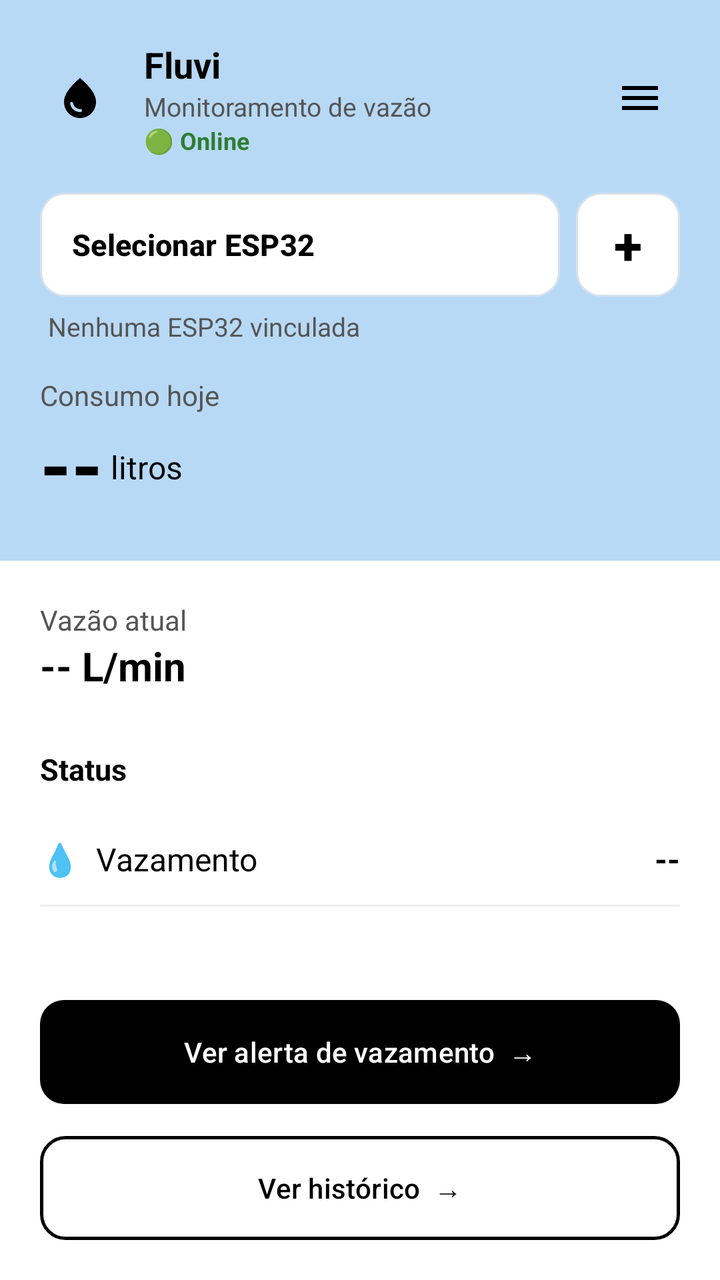
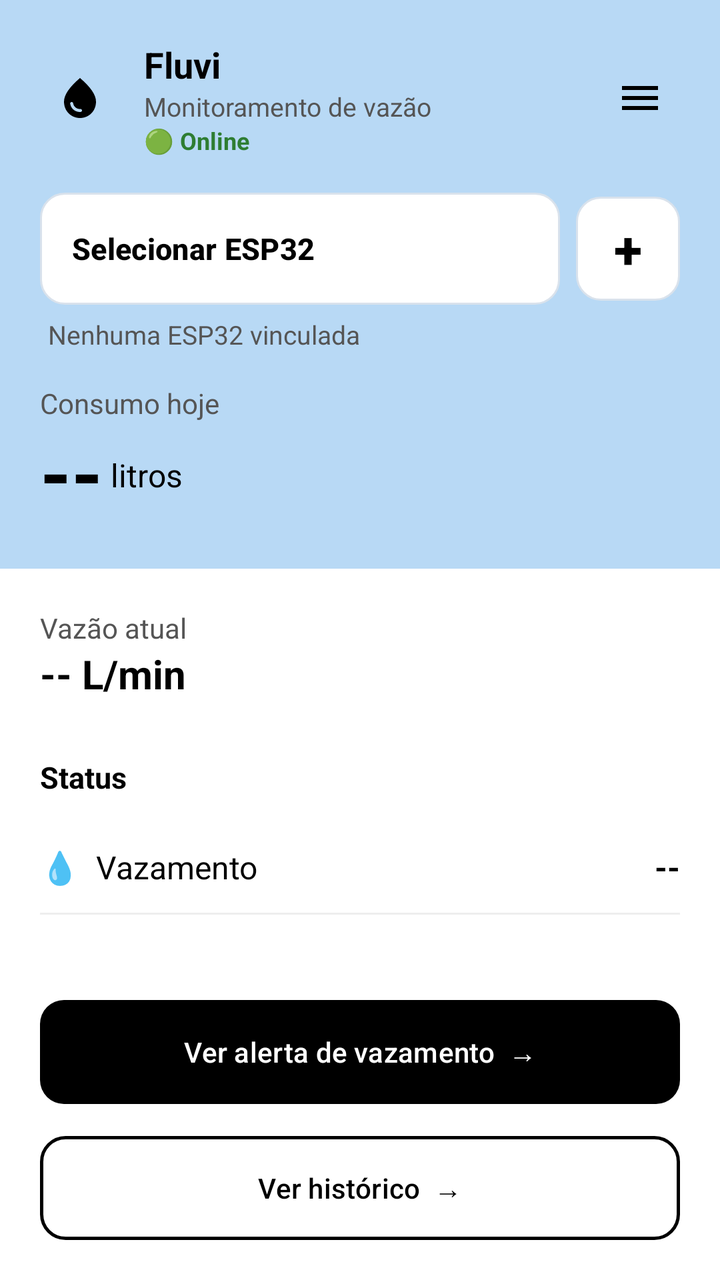

Before-and-after screenshots of an Android layout around one commit, followed by the original layout XML and the change that was made.
<!-- AndroidManifest.xml: application theme Theme.Bombadagua -->
<!-- res/layout/activity_main_fullscreen.xml -->
<?xml version="1.0" encoding="utf-8"?>
<androidx.drawerlayout.widget.DrawerLayout
    xmlns:android="http://schemas.android.com/apk/res/android"
    xmlns:app="http://schemas.android.com/apk/res-auto"
    xmlns:tools="http://schemas.android.com/tools"
    android:id="@+id/drawerLayout"
    android:layout_width="match_parent"
    android:layout_height="match_parent">

    
    
    

    <androidx.constraintlayout.widget.ConstraintLayout
        android:id="@+id/main"
        android:layout_width="match_parent"
        android:layout_height="match_parent"
        android:background="#FFFFFF"
        tools:context=".activities.MainActivity">

        <LinearLayout
            android:layout_width="match_parent"
            android:layout_height="match_parent"
            android:orientation="vertical">

            
            
            

            <LinearLayout
                android:layout_width="match_parent"
                android:layout_height="wrap_content"
                android:orientation="vertical"
                android:background="#B8D9F5"
                android:padding="20dp">



                <LinearLayout
                    android:layout_width="match_parent"
                    android:layout_height="wrap_content"
                    android:orientation="horizontal"
                    android:gravity="center_vertical">

                    <LinearLayout
                        android:layout_width="0dp"
                        android:layout_weight="1"
                        android:layout_height="wrap_content"
                        android:orientation="horizontal"
                        android:gravity="center_vertical">

                        <ImageView
                            android:layout_width="40dp"
                            android:layout_height="40dp"
                            android:src="@drawable/ic_gota"
                            android:background="@drawable/bg_icon_white"
                            android:padding="8dp" />

                        <LinearLayout
                            android:layout_width="wrap_content"
                            android:layout_height="wrap_content"
                            android:orientation="vertical"
                            android:layout_marginStart="12dp">

                            <TextView
                                android:id="@+id/tvNomeApp"
                                android:layout_width="wrap_content"
                                android:layout_height="wrap_content"
                                android:text="Fluvi"
                                android:textSize="18sp"
                                android:textColor="#000000"
                                android:textStyle="bold" />

                            <TextView
                                android:layout_width="wrap_content"
                                android:layout_height="wrap_content"
                                android:text="Monitoramento de vazão"
                                android:textSize="13sp"
                                android:textColor="#555555" />

                            <TextView
                                android:id="@+id/tvStatusEsp"
                                android:layout_width="wrap_content"
                                android:layout_height="wrap_content"
                                android:text="🟢 Online"
                                android:textSize="12sp"
                                android:textStyle="bold"
                                android:textColor="#2E7D32" />

                        </LinearLayout>

                    </LinearLayout>

                    

                    <ImageView
                        android:id="@+id/btnMenu"
                        android:layout_width="40dp"
                        android:layout_height="40dp"
                        android:padding="8dp"
                        android:src="@drawable/ic_menu"
                        android:background="?attr/selectableItemBackgroundBorderless"
                        android:clickable="true"
                        android:focusable="true"
                        android:contentDescription="Abrir menu" />

                </LinearLayout>


                
                
                

                <LinearLayout
                    android:layout_width="match_parent"
                    android:layout_height="wrap_content"
                    android:orientation="horizontal"
                    android:gravity="center_vertical"
                    android:layout_marginTop="18dp">

                    

                    <Button
                        android:id="@+id/btnSelecionarEsp32"
                        android:layout_width="0dp"
                        android:layout_height="52dp"
                        android:layout_weight="1"
                        android:text="Selecionar ESP32"
                        android:textSize="15sp"
                        android:textStyle="bold"
                        android:textColor="#000000"
                        android:textAllCaps="false"
                        android:gravity="center_vertical|start"
                        android:paddingStart="16dp"
                        android:paddingEnd="16dp"
                        android:background="@drawable/bg_botao_branco"
                        app:backgroundTint="@null"
                        android:insetTop="0dp"
                        android:insetBottom="0dp" />

                    

                    <Button
                        android:id="@+id/btnAdicionarEsp32"
                        android:layout_width="52dp"
                        android:layout_height="52dp"
                        android:layout_marginStart="8dp"
                        android:text="+"
                        android:textSize="26sp"
                        android:textStyle="bold"
                        android:textColor="#000000"
                        android:textAllCaps="false"
                        android:gravity="center"
                        android:padding="0dp"
                        android:background="@drawable/bg_botao_branco"
                        app:backgroundTint="@null"
                        android:insetTop="0dp"
                        android:insetBottom="0dp"
                        android:contentDescription="Adicionar ESP32" />

                </LinearLayout>


                

                <TextView
                    android:id="@+id/tvDispositivoSelecionado"
                    android:layout_width="match_parent"
                    android:layout_height="wrap_content"
                    android:text="Nenhuma ESP32 vinculada"
                    android:textSize="13sp"
                    android:textColor="#555555"
                    android:layout_marginTop="6dp"
                    android:paddingStart="4dp" />


                
                
                

                <TextView
                    android:layout_width="wrap_content"
                    android:layout_height="wrap_content"
                    android:text="Consumo hoje"
                    android:layout_marginTop="16dp"
                    android:textColor="#555555" />

                <LinearLayout
                    android:layout_width="wrap_content"
                    android:layout_height="wrap_content"
                    android:orientation="horizontal"
                    android:gravity="bottom">

                    <TextView
                        android:id="@+id/tvConsumoHoje"
                        android:layout_width="wrap_content"
                        android:layout_height="wrap_content"
                        android:text="--"
                        android:textSize="40sp"
                        android:textColor="#000000"
                        android:textStyle="bold" />

                    <TextView
                        android:layout_width="wrap_content"
                        android:layout_height="wrap_content"
                        android:text=" litros"
                        android:textSize="16sp"
                        android:textColor="#000000"
                        android:layout_marginBottom="8dp" />

                </LinearLayout>

            </LinearLayout>


            
            
            

            <LinearLayout
                android:layout_width="match_parent"
                android:layout_height="wrap_content"
                android:orientation="vertical"
                android:background="#FFFFFF"
                android:padding="20dp">

                <TextView
                    android:layout_width="wrap_content"
                    android:layout_height="wrap_content"
                    android:text="Vazão atual"
                    android:textColor="#555555"
                    android:textSize="14sp" />

                <TextView
                    android:id="@+id/tvVazaoAtual"
                    android:layout_width="wrap_content"
                    android:layout_height="wrap_content"
                    android:text="-- L/min"
                    android:textSize="20sp"
                    android:textColor="#000000"
                    android:textStyle="bold" />

            </LinearLayout>


            
            
            

            <LinearLayout
                android:layout_width="match_parent"
                android:layout_height="0dp"
                android:layout_weight="1"
                android:orientation="vertical"
                android:background="#FFFFFF"
                android:paddingStart="20dp"
                android:paddingEnd="20dp"
                android:paddingTop="8dp"
                android:paddingBottom="20dp">

                <TextView
                    android:layout_width="wrap_content"
                    android:layout_height="wrap_content"
                    android:text="Status"
                    android:textStyle="bold"
                    android:textColor="#000000"
                    android:textSize="15sp"
                    android:layout_marginBottom="12dp" />


                

                <LinearLayout
                    android:id="@+id/layoutAlertaVazamento"
                    android:layout_width="match_parent"
                    android:layout_height="wrap_content"
                    android:orientation="horizontal"
                    android:paddingTop="12dp"
                    android:paddingBottom="12dp"
                    android:gravity="center_vertical">

                    <TextView
                        android:layout_width="0dp"
                        android:layout_weight="1"
                        android:layout_height="wrap_content"
                        android:text="💧  Vazamento"
                        android:textColor="#000000"
                        android:textSize="16sp" />

                    <TextView
                        android:id="@+id/tvStatusVazamento"
                        android:layout_width="wrap_content"
                        android:layout_height="wrap_content"
                        android:text="--"
                        android:textColor="#000000"
                        android:textSize="16sp"
                        android:textStyle="bold" />

                </LinearLayout>


                <View
                    android:layout_width="match_parent"
                    android:layout_height="1dp"
                    android:background="#EEEEEE" />


                

                <View
                    android:layout_width="match_parent"
                    android:layout_height="0dp"
                    android:layout_weight="1" />


                

                <Button
                    android:id="@+id/btnVerAlerta"
                    android:layout_width="match_parent"
                    android:layout_height="52dp"
                    android:text="Ver alerta de vazamento  →"
                    android:background="@drawable/bg_botao_preto"
                    app:backgroundTint="@null"
                    android:insetTop="0dp"
                    android:insetBottom="0dp"
                    android:textColor="#FFFFFF"
                    android:textAllCaps="false"
                    android:layout_marginBottom="16dp" />


                

                <Button
                    android:id="@+id/btnVerHistorico"
                    android:layout_width="match_parent"
                    android:layout_height="52dp"
                    android:text="Ver histórico  →"
                    android:background="@drawable/bg_botao_borda"
                    app:backgroundTint="@null"
                    android:insetTop="0dp"
                    android:insetBottom="0dp"
                    android:textColor="#000000"
                    android:textAllCaps="false" />

            </LinearLayout>

        </LinearLayout>

    </androidx.constraintlayout.widget.ConstraintLayout>


    
    
    

    <LinearLayout
        android:layout_width="260dp"
        android:layout_height="match_parent"
        android:layout_gravity="end"
        android:orientation="vertical"
        android:background="#FFFFFF"
        android:paddingTop="48dp"
        android:paddingStart="20dp"
        android:paddingEnd="20dp">

        <TextView
            android:layout_width="wrap_content"
            android:layout_height="wrap_content"
            android:text="Menu"
            android:textSize="20sp"
            android:textStyle="bold"
            android:textColor="#000000"
            android:layout_marginBottom="24dp" />


        <Button
            android:id="@+id/btnConfigWifi"
            android:layout_width="match_parent"
            android:layout_height="52dp"
            android:text="Configurar Wi-Fi da ESP32"
            android:background="@drawable/bg_botao_borda"
            app:backgroundTint="@null"
            android:insetTop="0dp"
            android:insetBottom="0dp"
            android:textColor="#000000"
            android:textAllCaps="false"
            android:layout_marginBottom="4dp" />


        <TextView
            android:id="@+id/tvDicaConfigWifi"
            android:layout_width="match_parent"
            android:layout_height="wrap_content"
            android:text="Conecte-se a uma rede Wi-Fi para habilitar"
            android:textColor="#999999"
            android:textSize="12sp"
            android:visibility="gone"
            android:layout_marginBottom="8dp" />


        <Button
            android:id="@+id/btnSairConta"
            android:layout_width="match_parent"
            android:layout_height="52dp"
            android:text="Sair da conta"
            android:background="@drawable/bg_botao_borda"
            app:backgroundTint="@null"
            android:insetTop="0dp"
            android:insetBottom="0dp"
            android:textColor="#C62828"
            android:textAllCaps="false" />

    </LinearLayout>

</androidx.drawerlayout.widget.DrawerLayout>
<!-- resources referenced by this layout -->
<resources>
  <!-- drawable bg_botao_borda (drawable) -->
  <?xml version="1.0" encoding="utf-8"?>
  <shape xmlns:android="http://schemas.android.com/apk/res/android">
      <solid android:color="#FFFFFF"/>
      <stroke android:width="1.5dp" android:color="#000000"/>
      <corners android:radius="12dp"/>
  </shape>
  <!-- drawable bg_botao_branco (drawable) -->
  <?xml version="1.0" encoding="utf-8"?>
  <shape xmlns:android="http://schemas.android.com/apk/res/android"
      android:shape="rectangle">
  
      <solid android:color="@android:color/white" />
  
      <corners android:radius="12dp" />
  
      <stroke
          android:width="1dp"
          android:color="#D9E2EC" />
  
      <padding
          android:left="12dp"
          android:top="8dp"
          android:right="12dp"
          android:bottom="8dp" />
  
  </shape>
  <!-- drawable bg_botao_preto (drawable) -->
  <?xml version="1.0" encoding="utf-8"?>
  <shape xmlns:android="http://schemas.android.com/apk/res/android">
      <solid android:color="#000000"/>
      <corners android:radius="12dp"/>
  </shape>
  <!-- drawable bg_icon_white (drawable) -->
  <?xml version="1.0" encoding="utf-8"?>
  <selector xmlns:android="http://schemas.android.com/apk/res/android">
  
  </selector>
  <!-- drawable ic_gota (drawable) -->
  <vector xmlns:android="http://schemas.android.com/apk/res/android" android:height="24dp" android:tint="#000000" android:viewportHeight="24" android:viewportWidth="24" android:width="24dp">
        
      <path android:fillColor="@android:color/white" android:pathData="M12,2c-5.33,4.55 -8,8.48 -8,11.8c0,4.98 3.8,8.2 8,8.2s8,-3.22 8,-8.2C20,10.48 17.33,6.55 12,2zM7.83,14c0.37,0 0.67,0.26 0.74,0.62c0.41,2.22 2.28,2.98 3.64,2.87c0.43,-0.02 0.79,0.32 0.79,0.75c0,0.4 -0.32,0.73 -0.72,0.75c-2.13,0.13 -4.62,-1.09 -5.19,-4.12C7.01,14.42 7.37,14 7.83,14z"/>
      
  </vector>
  <!-- drawable ic_menu (drawable) -->
  <?xml version="1.0" encoding="utf-8"?>
  <vector xmlns:android="http://schemas.android.com/apk/res/android"
      android:width="24dp"
      android:height="24dp"
      android:viewportWidth="24"
      android:viewportHeight="24">
      <path
          android:fillColor="#000000"
          android:pathData="M3,6h18v2H3zM3,11h18v2H3zM3,16h18v2H3z"/>
  </vector>
  <style name="Theme.Bombadagua" parent="Base.Theme.Bombadagua" />
  <style name="Base.Theme.Bombadagua" parent="Theme.Material3.DayNight.NoActionBar">
          
          
      </style>
</resources>

<!-- the commit's change to res/layout/activity_main_fullscreen.xml (unified diff, before → after) -->
@@ -123,7 +123,7 @@
                     <Button
                         android:id="@+id/btnSelecionarEsp32"
                         android:layout_width="0dp"
-                        android:layout_height="52dp"
+                        android:layout_height="56dp"
                         android:layout_weight="1"
                         android:text="Selecionar ESP32"
                         android:textSize="15sp"
@@ -136,7 +136,8 @@
                         android:background="@drawable/bg_botao_branco"
                         app:backgroundTint="@null"
                         android:insetTop="0dp"
-                        android:insetBottom="0dp" />
+                        android:insetBottom="0dp"
+                        android:elevation="2dp" />
 
                     
 
